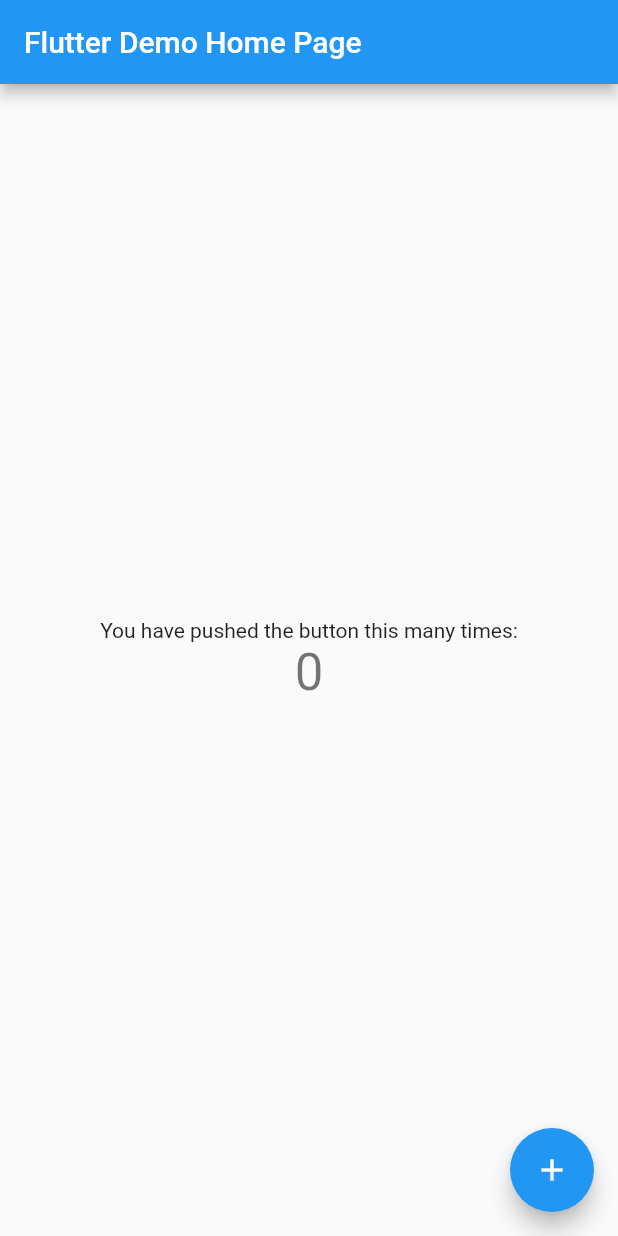
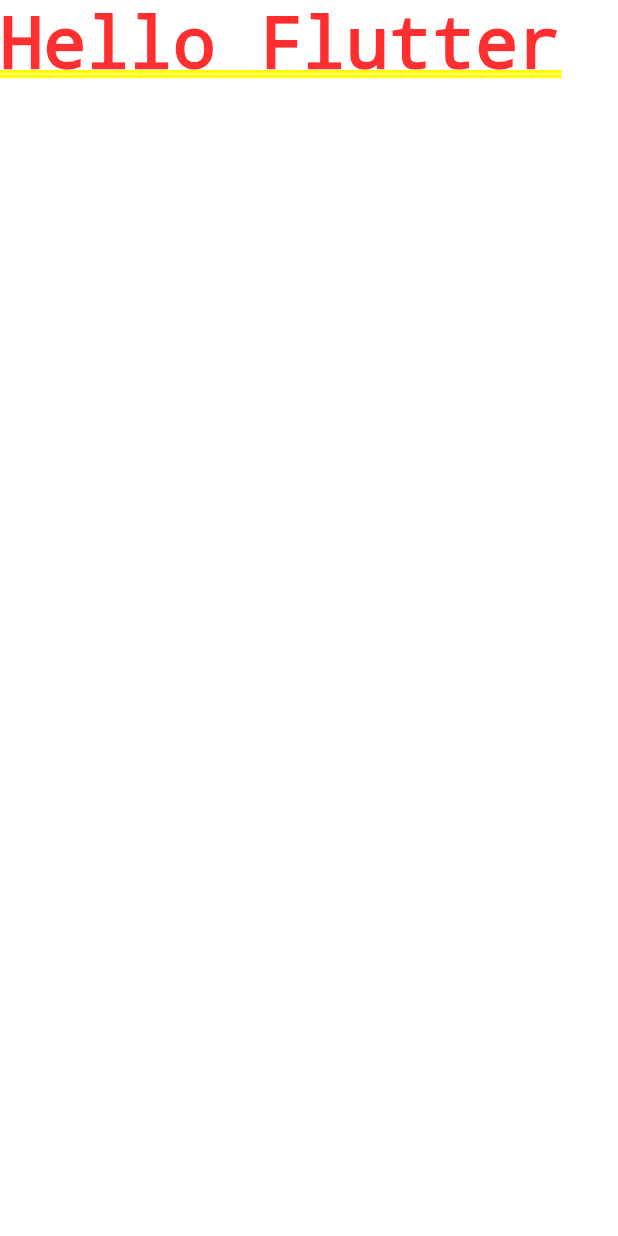
Before and after one commit to kavus002/flutter-playground, a Flutter app: the screen it shows after launch, on a phone screen of 412 x 824 dp. Run offline on Flutter 3.47's test engine with Material 2 defaults, Android fonts, the phone set to English and light mode, and no system bars.

Commit message:
Flutter Skeleton App

```diff
--- a/sample_flutter_app/analysis_options.yaml
+++ b/sample_flutter_app/analysis_options.yaml
@@ -22,6 +22,7 @@ linter:
   # `// ignore_for_file: name_of_lint` syntax on the line or in the file
   # producing the lint.
   rules:
+    use_key_in_widget_constructors: false
     # avoid_print: false  # Uncomment to disable the `avoid_print` rule
     # prefer_single_quotes: true  # Uncomment to enable the `prefer_single_quotes` rule
 
--- a/sample_flutter_app/lib/main.dart
+++ b/sample_flutter_app/lib/main.dart
@@ -13,103 +13,16 @@ class MyApp extends StatelessWidget {
     return MaterialApp(
       title: 'Flutter Demo',
       theme: ThemeData(
-        // This is the theme of your application.
-        //
-        // Try running your application with "flutter run". You'll see the
-        // application has a blue toolbar. Then, without quitting the app, try
-        // changing the primarySwatch below to Colors.green and then invoke
-        // "hot reload" (press "r" in the console where you ran "flutter run",
-        // or simply save your changes to "hot reload" in a Flutter IDE).
-        // Notice that the counter didn't reset back to zero; the application
-        // is not restarted.
         primarySwatch: Colors.blue,
       ),
-      home: const MyHomePage(title: 'Flutter Demo Home Page'),
+      home: MyHomePage(),
     );
   }
 }
 
-class MyHomePage extends StatefulWidget {
-  const MyHomePage({super.key, required this.title});
-
-  // This widget is the home page of your application. It is stateful, meaning
-  // that it has a State object (defined below) that contains fields that affect
-  // how it looks.
-
-  // This class is the configuration for the state. It holds the values (in this
-  // case the title) provided by the parent (in this case the App widget) and
-  // used by the build method of the State. Fields in a Widget subclass are
-  // always marked "final".
-
-  final String title;
-
-  @override
-  State<MyHomePage> createState() => _MyHomePageState();
-}
-
-class _MyHomePageState extends State<MyHomePage> {
-  int _counter = 0;
-
-  void _incrementCounter() {
-    setState(() {
-      // This call to setState tells the Flutter framework that something has
-      // changed in this State, which causes it to rerun the build method below
-      // so that the display can reflect the updated values. If we changed
-      // _counter without calling setState(), then the build method would not be
-      // called again, and so nothing would appear to happen.
-      _counter++;
-    });
-  }
-
+class MyHomePage extends StatelessWidget {
   @override
   Widget build(BuildContext context) {
-    // This method is rerun every time setState is called, for instance as done
-    // by the _incrementCounter method above.
-    //
-    // The Flutter framework has been optimized to make rerunning build methods
-    // fast, so that you can just rebuild anything that needs updating rather
-    // than having to individually change instances of widgets.
-    return Scaffold(
-      appBar: AppBar(
-        // Here we take the value from the MyHomePage object that was created by
-        // the App.build method, and use it to set our appbar title.
-        title: Text(widget.title),
-      ),
-      body: Center(
-        // Center is a layout widget. It takes a single child and positions it
-        // in the middle of the parent.
-        child: Column(
-          // Column is also a layout widget. It takes a list of children and
-          // arranges them vertically. By default, it sizes itself to fit its
-          // children horizontally, and tries to be as tall as its parent.
-          //
-          // Invoke "debug painting" (press "p" in the console, choose the
-          // "Toggle Debug Paint" action from the Flutter Inspector in Android
-          // Studio, or the "Toggle Debug Paint" command in Visual Studio Code)
-          // to see the wireframe for each widget.
-          //
-          // Column has various properties to control how it sizes itself and
-          // how it positions its children. Here we use mainAxisAlignment to
-          // center the children vertically; the main axis here is the vertical
-          // axis because Columns are vertical (the cross axis would be
-          // horizontal).
-          mainAxisAlignment: MainAxisAlignment.center,
-          children: <Widget>[
-            const Text(
-              'You have pushed the button this many times:',
-            ),
-            Text(
-              '$_counter',
-              style: Theme.of(context).textTheme.headlineMedium,
-            ),
-          ],
-        ),
-      ),
-      floatingActionButton: FloatingActionButton(
-        onPressed: _incrementCounter,
-        tooltip: 'Increment',
-        child: const Icon(Icons.add),
-      ), // This trailing comma makes auto-formatting nicer for build methods.
-    );
+    return const Text("Hello Flutter");
   }
 }
```
